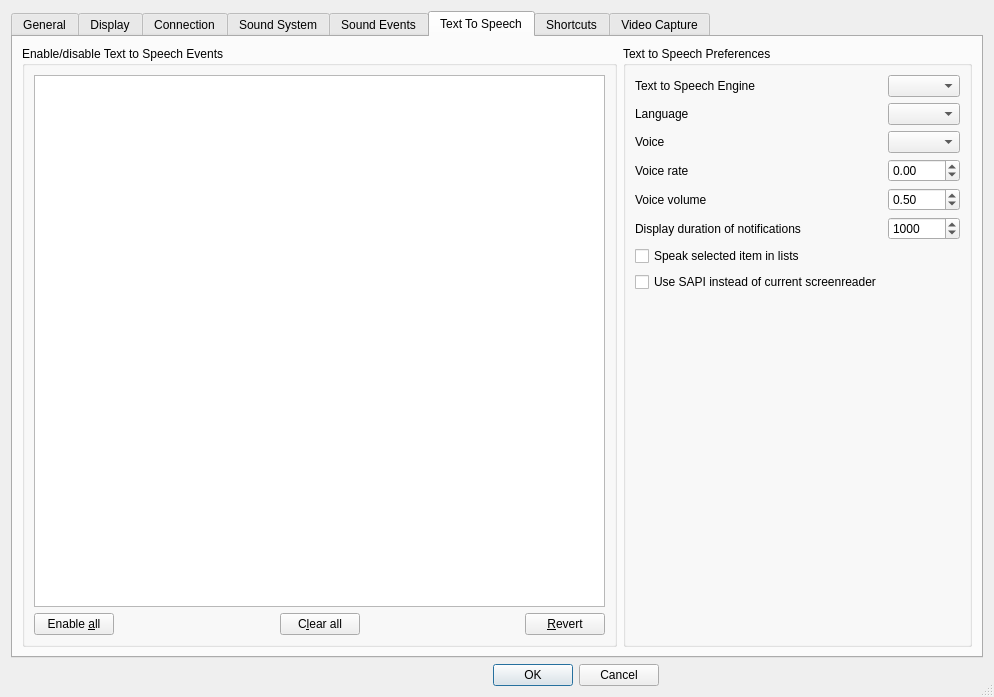
Old version of the form Client/qtTeamTalk/preferences.ui in the repository BearWare/TeamTalk5.
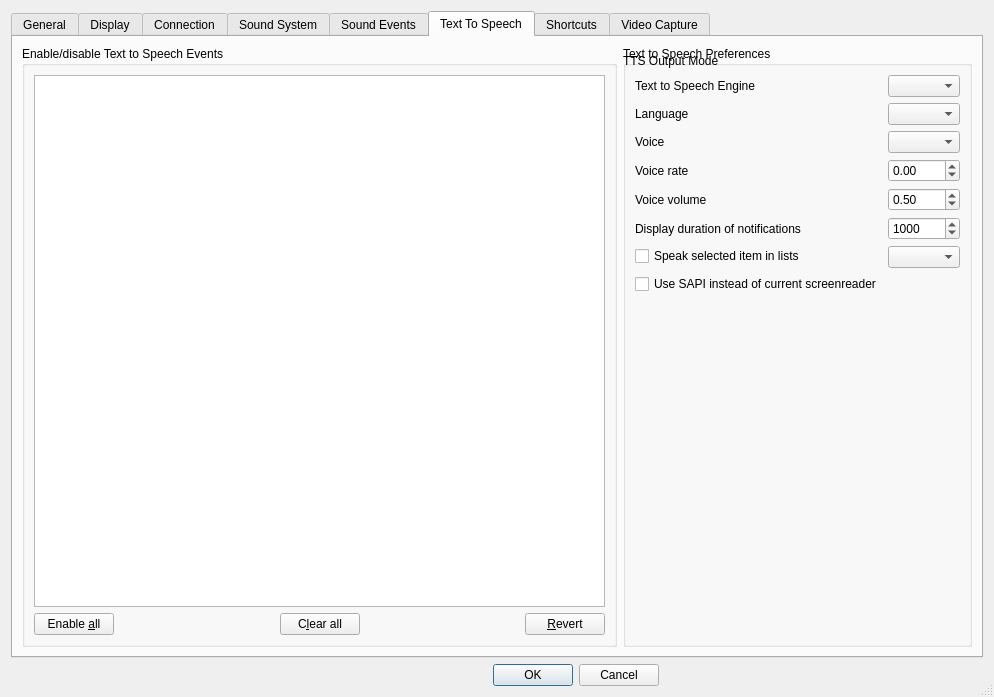
New version of the form. The open tabs and pages were chosen to show the change. Icons and pictures are not drawn. Custom widgets are drawn as their Qt base class.

Commit message: Option to choose output mode for TTS events (with Tolk on Windows)

```diff
--- a/Client/qtTeamTalk/preferences.ui
+++ b/Client/qtTeamTalk/preferences.ui
@@ -2330,6 +2330,19 @@
             </property>
            </widget>
           </item>
+          <item row="6" column="0">
+           <widget class="QLabel" name="label_ttsoutputmode">
+            <property name="text">
+             <string>TTS Output Mode</string>
+            </property>
+            <property name="buddy">
+             <cstring>ttsOutputModeComboBox</cstring>
+            </property>
+           </widget>
+          </item>
+          <item row="6" column="1">
+           <widget class="QComboBox" name="ttsOutputModeComboBox"/>
+          </item>
           <item row="7" column="0">
            <widget class="QCheckBox" name="ttsForceSapiChkBox">
             <property name="text">
```
The commit also changes 4 other files.
